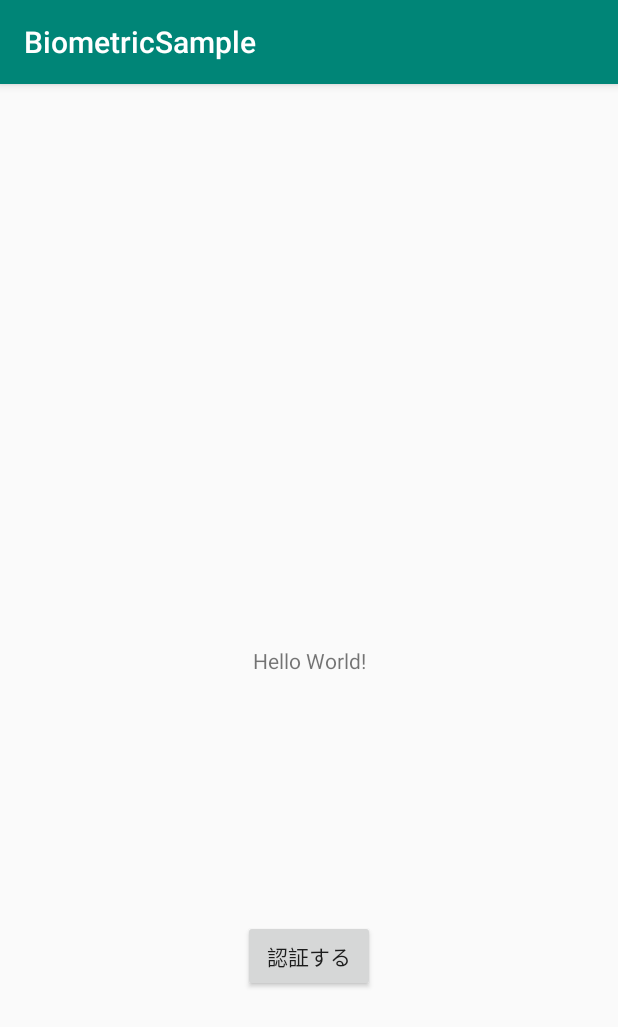
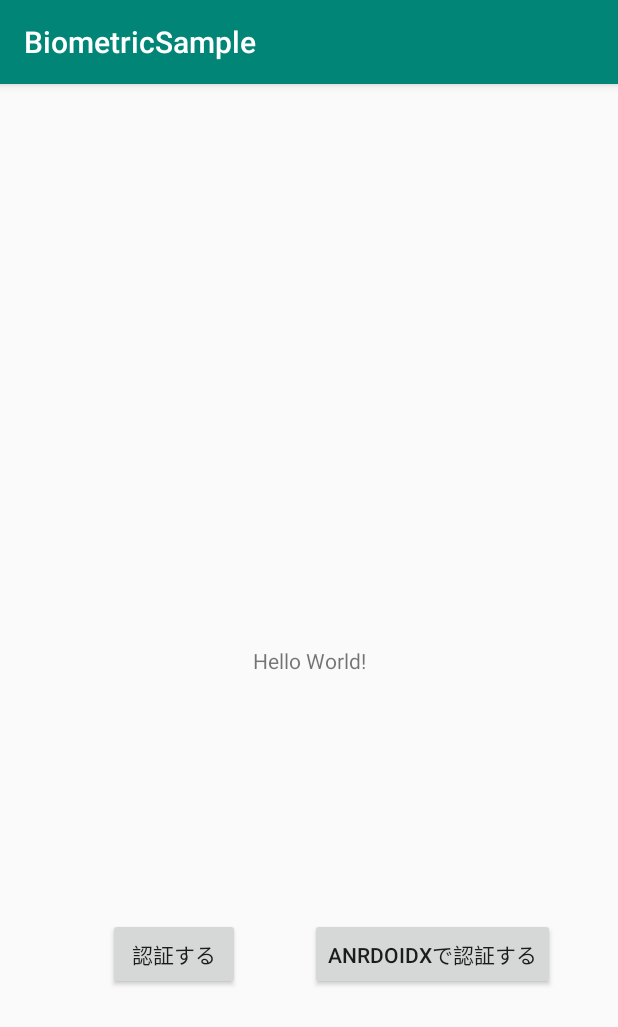
Before and after one commit to ticktakclock/BiometricSample, an Android app: the screen it shows after launch (MainActivity), after a tap on "認証する", on a phone screen of 412 x 824 dp. Shown: the top 1027 px of the screen. Run offline under Robolectric (Android 15) with nearby library versions, the phone set to English and light mode, and no system bars.

Commit message:
add BiometricPrompt using AndroidX

```diff
--- a/app/build.gradle
+++ b/app/build.gradle
@@ -8,7 +8,7 @@ android {
     compileSdkVersion 28
     defaultConfig {
         applicationId "com.github.ticktakclock.biometricsample"
-        minSdkVersion 28
+        minSdkVersion 21
         targetSdkVersion 28
         versionCode 1
         versionName "1.0"
@@ -27,6 +27,7 @@ dependencies {
     implementation"org.jetbrains.kotlin:kotlin-stdlib-jdk7:$kotlin_version"
     implementation 'androidx.appcompat:appcompat:1.1.0-alpha02'
     implementation 'androidx.constraintlayout:constraintlayout:2.0.0-alpha3'
+    implementation 'androidx.biometric:biometric:1.0.0-alpha03'
     testImplementation 'junit:junit:4.12'
     androidTestImplementation 'androidx.test:runner:1.1.2-alpha02'
     androidTestImplementation 'androidx.test.espresso:espresso-core:3.2.0-alpha02'
--- /dev/null
+++ b/app/src/main/java/com/github/ticktakclock/biometricsample/BiometricPromptUseCase.kt
@@ -0,0 +1,43 @@
+package com.github.ticktakclock.biometricsample
+
+import android.content.Context
+import android.content.DialogInterface
+import android.hardware.biometrics.BiometricPrompt
+import android.os.CancellationSignal
+import android.widget.Toast
+
+class BiometricPromptUseCase {
+    fun start(context: Context) {
+        val cancellationSignal = CancellationSignal()
+        BiometricPrompt.Builder(context)
+            .setTitle("生体認証")
+            .setSubtitle("サブタイトルを添えて")
+            .setDescription("詳細説明をここに記載します")
+            .setNegativeButton("キャンセル", context.mainExecutor, DialogInterface.OnClickListener { dialog, which ->
+                cancellationSignal.cancel()
+            })
+            .build()
+            .authenticate(cancellationSignal, context.mainExecutor, object : BiometricPrompt.AuthenticationCallback() {
+                override fun onAuthenticationError(errorCode: Int, errString: CharSequence?) {
+                    super.onAuthenticationError(errorCode, errString)
+                    Toast.makeText(context, "認証エラー:${errString}", Toast.LENGTH_SHORT).show()
+                }
+
+                override fun onAuthenticationFailed() {
+                    super.onAuthenticationFailed()
+                    Toast.makeText(context, "認証失敗。", Toast.LENGTH_SHORT).show()
+                }
+
+                override fun onAuthenticationHelp(helpCode: Int, helpString: CharSequence?) {
+                    super.onAuthenticationHelp(helpCode, helpString)
+                    Toast.makeText(context, "ヘルプ呼び出し。", Toast.LENGTH_SHORT).show()
+                }
+
+                override fun onAuthenticationSucceeded(result: BiometricPrompt.AuthenticationResult?) {
+                    super.onAuthenticationSucceeded(result)
+
+                    Toast.makeText(context, "認証成功。", Toast.LENGTH_SHORT).show()
+                }
+            })
+    }
+}
--- a/app/src/main/java/com/github/ticktakclock/biometricsample/MainActivity.kt
+++ b/app/src/main/java/com/github/ticktakclock/biometricsample/MainActivity.kt
@@ -1,10 +1,7 @@
 package com.github.ticktakclock.biometricsample
 
-import android.content.DialogInterface
-import android.hardware.biometrics.BiometricPrompt
 import androidx.appcompat.app.AppCompatActivity
 import android.os.Bundle
-import android.os.CancellationSignal
 import android.widget.Button
 import android.widget.Toast
 
@@ -13,39 +10,32 @@ class MainActivity : AppCompatActivity() {
     override fun onCreate(savedInstanceState: Bundle?) {
         super.onCreate(savedInstanceState)
         setContentView(R.layout.activity_main)
-        val button = findViewById<Button>(R.id.activity_main_auth_btn)
-        button.setOnClickListener { v -> startAuthentication() }
+
+        val authButton = findViewById<Button>(R.id.activity_main_auth_btn)
+        authButton.setOnClickListener { v -> startAuthentication() }
+
+        val androidxAuthButton = findViewById<Button>(R.id.activity_main_auth_androidx_btn)
+        androidxAuthButton.setOnClickListener { v -> startAuthenticationWithAndroidX() }
     }
     private fun startAuthentication() {
-        val cancellationSignal = CancellationSignal()
-        BiometricPrompt.Builder(this)
-            .setTitle("生体認証")
-            .setDescription("詳細説明をここに記載します")
-            .setNegativeButton("キャンセル", mainExecutor, DialogInterface.OnClickListener { dialog, which ->
-                cancellationSignal.cancel()
-            })
-            .build()
-            .authenticate(cancellationSignal, mainExecutor, object : BiometricPrompt.AuthenticationCallback() {
-                override fun onAuthenticationError(errorCode: Int, errString: CharSequence?) {
-                    super.onAuthenticationError(errorCode, errString)
-                    Toast.makeText(this@MainActivity, "認証エラー:${errString}", Toast.LENGTH_SHORT).show()
-                }
+        try {
+            BiometricPromptUseCase().start(this)
+        } catch (e: Exception) {
+            Toast.makeText(this, e.message, Toast.LENGTH_SHORT).show()
+        } catch (e: Error) {
+            Toast.makeText(this, e.message, Toast.LENGTH_SHORT).show()
+        }
+    }
 
-                override fun onAuthenticationFailed() {
-                    super.onAuthenticationFailed()
-                    Toast.makeText(this@MainActivity, "認証失敗。", Toast.LENGTH_SHORT).show()
-                }
+    private fun startAuthenticationWithAndroidX() {
+        try{
+            AndroidXBiometricPromptUseCase().start(this)
+        } catch(e: Exception) {
+            Toast.makeText(this, e.message, Toast.LENGTH_SHORT).show()
+        } catch (e: Error) {
+            Toast.makeText(this, e.message, Toast.LENGTH_SHORT).show()
+        }
 
-                override fun onAuthenticationHelp(helpCode: Int, helpString: CharSequence?) {
-                    super.onAuthenticationHelp(helpCode, helpString)
-                    Toast.makeText(this@MainActivity, "ヘルプ呼び出し。", Toast.LENGTH_SHORT).show()
-                }
+    }
 
-                override fun onAuthenticationSucceeded(result: BiometricPrompt.AuthenticationResult?) {
-                    super.onAuthenticationSucceeded(result)
-
-                    Toast.makeText(this@MainActivity, "認証成功。", Toast.LENGTH_SHORT).show()
-                }
-            })
-    }
 }
--- a/app/src/main/res/layout/activity_main.xml
+++ b/app/src/main/res/layout/activity_main.xml
@@ -28,6 +28,24 @@
       app:layout_constraintStart_toStartOf="parent"
       android:layout_marginStart="8dp"
       app:layout_constraintEnd_toEndOf="parent"
-        android:layout_marginEnd="8dp"/>
+      android:layout_marginEnd="8dp"
+      app:layout_constraintHorizontal_bias="0.207"
+      app:layout_constraintVertical_bias="0.497"/>
+
+  <Button
+      android:text="@string/start_auth_with_androidx"
+      android:layout_width="wrap_content"
+      android:layout_height="wrap_content"
+      android:id="@+id/activity_main_auth_androidx_btn"
+      android:layout_marginTop="8dp"
+      app:layout_constraintTop_toBottomOf="@+id/textView"
+      android:layout_marginBottom="8dp"
+      app:layout_constraintBottom_toBottomOf="parent"
+      android:layout_marginStart="8dp"
+      app:layout_constraintEnd_toEndOf="parent"
+      android:layout_marginEnd="8dp"
+      app:layout_constraintHorizontal_bias="0.529"
+      app:layout_constraintVertical_bias="0.497"
+      app:layout_constraintStart_toEndOf="@+id/activity_main_auth_btn"/>
 
 </androidx.constraintlayout.widget.ConstraintLayout>
--- a/app/src/main/res/values/strings.xml
+++ b/app/src/main/res/values/strings.xml
@@ -1,4 +1,5 @@
 <resources>
     <string name="app_name">BiometricSample</string>
     <string name="start_auth">認証する</string>
+    <string name="start_auth_with_androidx">AnrdoidXで認証する</string>
 </resources>
```
Also changed, not shown: app/src/main/java/com/github/ticktakclock/biometricsample/AndroidXBiometricPromptUseCase.kt (added, +38 -0 lines). Lines whose indentation alone changed are shown as unchanged.
